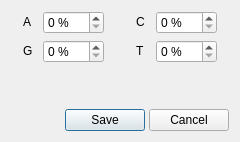
Before: the Qt Designer form src/plugins/dna_export/src/ui/BaseContentDialog.ui in violethaze74/ugene, drawn with Qt 5.
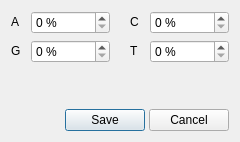
After: the same form once the commit is applied.

Commit message: dna generator dialog fix

The edit to the form file:
```diff
--- a/src/plugins/dna_export/src/ui/BaseContentDialog.ui
+++ b/src/plugins/dna_export/src/ui/BaseContentDialog.ui
@@ -49,7 +49,7 @@
        <item>
         <widget class="QSpinBox" name="percentASpin">
          <property name="sizePolicy">
-          <sizepolicy hsizetype="Fixed" vsizetype="Fixed">
+          <sizepolicy hsizetype="Expanding" vsizetype="Fixed">
            <horstretch>0</horstretch>
            <verstretch>0</verstretch>
           </sizepolicy>
@@ -88,7 +88,7 @@
        <item>
         <widget class="QSpinBox" name="percentCSpin">
          <property name="sizePolicy">
-          <sizepolicy hsizetype="Fixed" vsizetype="Fixed">
+          <sizepolicy hsizetype="Expanding" vsizetype="Fixed">
            <horstretch>0</horstretch>
            <verstretch>0</verstretch>
           </sizepolicy>
@@ -127,7 +127,7 @@
        <item>
         <widget class="QSpinBox" name="percentGSpin">
          <property name="sizePolicy">
-          <sizepolicy hsizetype="Fixed" vsizetype="Fixed">
+          <sizepolicy hsizetype="Expanding" vsizetype="Fixed">
            <horstretch>0</horstretch>
            <verstretch>0</verstretch>
           </sizepolicy>
@@ -166,7 +166,7 @@
        <item>
         <widget class="QSpinBox" name="percentTSpin">
          <property name="sizePolicy">
-          <sizepolicy hsizetype="Fixed" vsizetype="Fixed">
+          <sizepolicy hsizetype="Expanding" vsizetype="Fixed">
            <horstretch>0</horstretch>
            <verstretch>0</verstretch>
           </sizepolicy>
```
